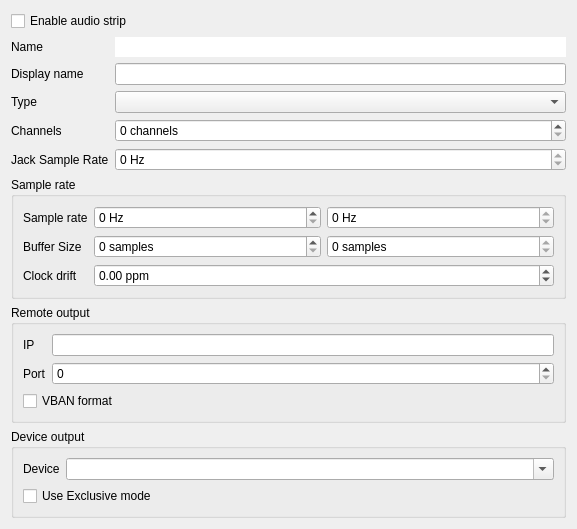
First picture: the form in damc_gui/OutputInstanceConfigDialog.ui, repository amurzeau/damc, before the edit.
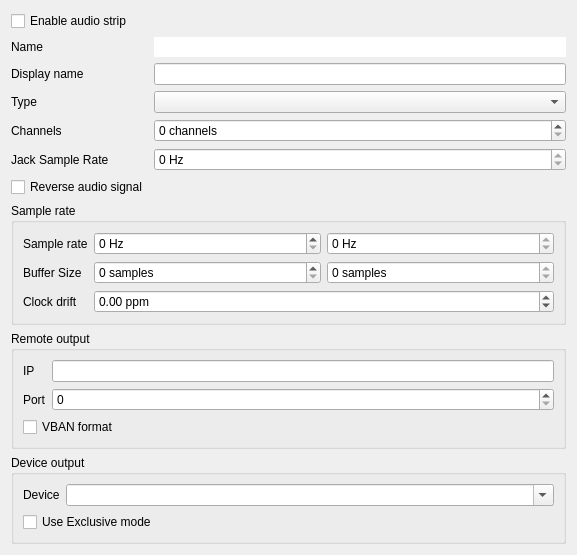
Second picture: the form after the edit.

```diff
--- a/damc_gui/OutputInstanceConfigDialog.ui
+++ b/damc_gui/OutputInstanceConfigDialog.ui
@@ -7,7 +7,7 @@
     <x>0</x>
     <y>0</y>
     <width>577</width>
-    <height>466</height>
+    <height>489</height>
    </rect>
   </property>
   <property name="windowTitle">
@@ -122,6 +122,13 @@
         </property>
        </widget>
       </item>
+      <item row="6" column="0">
+       <widget class="QCheckBox" name="reverseAudioSignalCheckBox">
+        <property name="text">
+         <string>Reverse audio signal</string>
+        </property>
+       </widget>
+      </item>
      </layout>
     </widget>
    </item>
```
